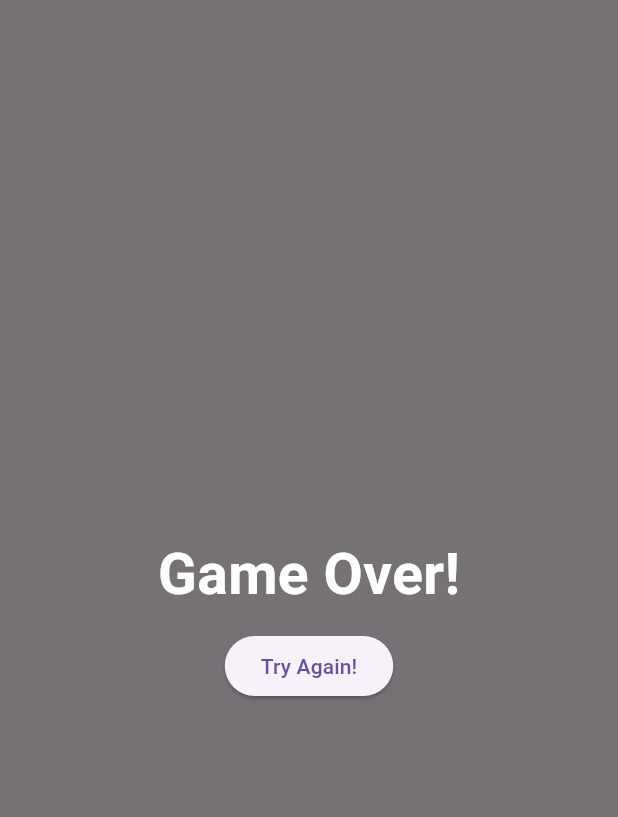
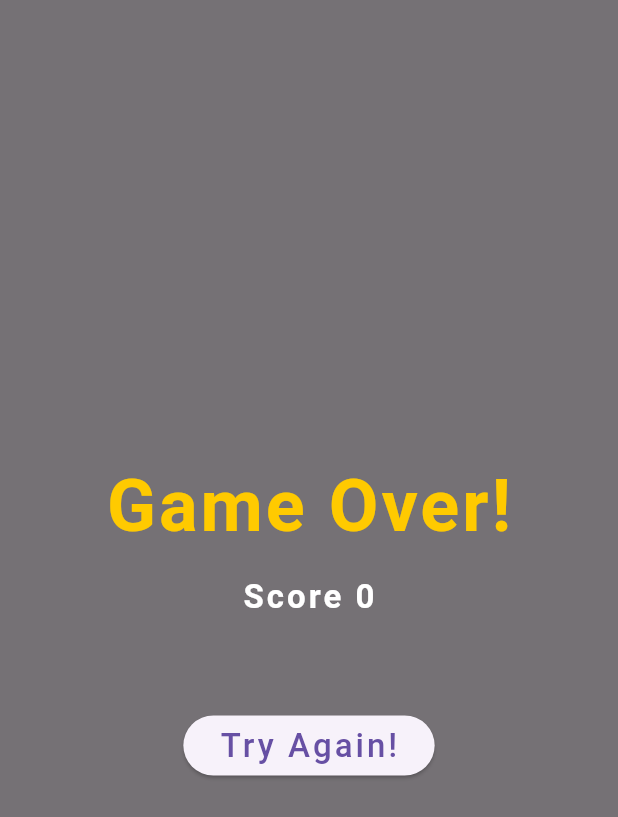
Before and after one commit to Kerron-Hutton/flappy_dash, a Flutter app: the GameOver widget shown alone on an empty page, opened directly, on a phone screen of 412 x 824 dp. Shown: the top 817 px of the screen. Run offline on Flutter 3.47's test engine with Material 3 defaults, Android fonts, the phone set to English and light mode, and no system bars; our stand-ins replace equatable, flutter_animate, flutter_bloc, google_fonts; missing offline and left inert: flame, flame_bloc; Roboto replaces fonts that are missing (Chewy).

Commit message:
cleaned up several files across the project

```diff
--- /dev/null
+++ b/devtools_options.yaml
@@ -0,0 +1,3 @@
+description: This file stores settings for Dart & Flutter DevTools.
+documentation: https://docs.flutter.dev/tools/devtools/extensions#configure-extension-enablement-states
+extensions:
--- a/lib/bloc/game/game_cubit.dart
+++ b/lib/bloc/game/game_cubit.dart
@@ -27,7 +27,7 @@ class GameCubit extends Cubit<GameState> {
 
   void restartGame() {
     emit(state.copyWith(
-      currPlayingState: PlayingState.none,
+      currPlayingState: PlayingState.idle,
       currScore: 0,
     ));
   }
--- a/lib/bloc/game/game_state.dart
+++ b/lib/bloc/game/game_state.dart
@@ -1,10 +1,27 @@
 part of 'game_cubit.dart';
 
-enum PlayingState { none, paused, playing, gameOver }
+enum PlayingState {
+  idle,
+  paused,
+  playing,
+  gameOver;
+
+  bool get isPlaying => this == PlayingState.playing;
+
+  bool get isNotPlaying => !isPlaying;
+
+  bool get isGameOver => this == PlayingState.gameOver;
+
+  bool get isNotGameOver => !isGameOver;
+
+  bool get isIdle => this == PlayingState.idle;
+
+  bool get isPaused => this == PlayingState.paused;
+}
 
 class GameState extends Equatable {
   const GameState({
-    this.currPlayingState = PlayingState.none,
+    this.currPlayingState = PlayingState.idle,
     this.currScore = 0,
   });
 
--- a/lib/components/dash.dart
+++ b/lib/components/dash.dart
@@ -8,7 +8,6 @@ import 'package:flappy_dash/bloc/game/game_cubit.dart';
 import 'package:flappy_dash/components/hidden_coin.dart';
 import 'package:flappy_dash/components/pipe.dart';
 import 'package:flappy_dash/flappy_dash_game.dart';
-import 'package:logger/web.dart';
 
 class Dash extends PositionComponent
     with
@@ -18,7 +17,7 @@ class Dash extends PositionComponent
   Dash()
       : super(
           position: Vector2(0, 0),
-          size: Vector2.all(80),
+          size: Vector2.all(60),
           anchor: Anchor.center,
         );
 
@@ -48,7 +47,7 @@ class Dash extends PositionComponent
   void update(double dt) {
     super.update(dt);
 
-    if (bloc.state.currPlayingState != PlayingState.playing) {
+    if (bloc.state.currPlayingState.isNotPlaying) {
       return;
     }
 
@@ -60,7 +59,7 @@ class Dash extends PositionComponent
   void onCollision(Set<Vector2> intersectionPoints, PositionComponent other) {
     super.onCollision(intersectionPoints, other);
 
-    if (bloc.state.currPlayingState != PlayingState.playing) {
+    if (bloc.state.currPlayingState.isNotPlaying) {
       return;
     }
 
@@ -73,7 +72,7 @@ class Dash extends PositionComponent
   }
 
   void jump() {
-    if (bloc.state.currPlayingState != PlayingState.playing) {
+    if (bloc.state.currPlayingState.isNotPlaying) {
       return;
     }
 
--- a/lib/components/hidden_coin.dart
+++ b/lib/components/hidden_coin.dart
@@ -5,7 +5,7 @@ import 'package:flame/components.dart';
 
 class HiddenCoin extends PositionComponent {
   HiddenCoin({required super.position})
-      : super(size: Vector2.all(24), anchor: Anchor.center);
+      : super(size: Vector2.all(40), anchor: Anchor.center);
 
   @override
   FutureOr<void> onLoad() async {
--- a/lib/components/pipe_pair.dart
+++ b/lib/components/pipe_pair.dart
@@ -29,7 +29,7 @@ class PipePair extends PositionComponent
   void update(double dt) {
     super.update(dt);
 
-    if (bloc.state.currPlayingState == PlayingState.playing) {
+    if (bloc.state.currPlayingState.isPlaying) {
       position.x -= _speed * dt;
     }
   }
--- a/lib/flappy_dash_game.dart
+++ b/lib/flappy_dash_game.dart
@@ -19,10 +19,10 @@ class FlappyDashGame extends FlameGame<FlappyDashWorld>
   FlappyDashGame({required GameCubit this.gameCubit})
       : super(
           world: FlappyDashWorld(),
-          camera: CameraComponent.withFixedResolution(
-            height: 1000,
-            width: 600,
-          ),
+          // camera: CameraComponent.withFixedResolution(
+          //   height: 1000,
+          //   width: 600,
+          // ),
         );
 
   final GameCubit gameCubit;
--- a/lib/main.dart
+++ b/lib/main.dart
@@ -1,9 +1,12 @@
+import 'package:flame/flame.dart';
 import 'package:flappy_dash/bloc/game/game_cubit.dart';
 import 'package:flappy_dash/main_page.dart';
 import 'package:flutter/material.dart';
 import 'package:flutter_bloc/flutter_bloc.dart';
 
 void main() {
+  WidgetsFlutterBinding.ensureInitialized();
+  Flame.device.fullScreen();
   runApp(const MyApp());
 }
 
--- a/lib/widgets/game_over.dart
+++ b/lib/widgets/game_over.dart
@@ -1,5 +1,8 @@
+import 'dart:ui';
+
 import 'package:flutter/material.dart';
 import 'package:flutter_bloc/flutter_bloc.dart';
+import 'package:google_fonts/google_fonts.dart';
 
 import '../bloc/game/game_cubit.dart';
 
@@ -10,7 +13,9 @@ class GameOver extends StatelessWidget {
   Widget build(BuildContext context) {
     return BlocBuilder<GameCubit, GameState>(
       builder: (context, state) {
-        return Container(
+        return BackdropFilter(
+          filter: ImageFilter.blur(sigmaX: 5, sigmaY: 5),
+          child: Container(
             color: Colors.black54,
             child: Center(
               child: Column(
@@ -19,17 +24,35 @@ class GameOver extends StatelessWidget {
                 children: [
                   Text(
                     'Game Over!',
-                  style: TextStyle(
+                    style: GoogleFonts.chewy(
+                      fontWeight: FontWeight.bold,
+                      color: Color(0xFFFFCA00),
+                      letterSpacing: 2,
+                      fontSize: 48,
+                    ),
+                  ),
+                  Text(
+                    'Score ${state.currScore}',
+                    style: GoogleFonts.chewy(
                       fontWeight: FontWeight.bold,
                       color: Colors.white,
-                    fontSize: 38,
+                      letterSpacing: 2,
+                      fontSize: 22,
                     ),
                   ),
+                  const SizedBox(height: 40),
                   ElevatedButton(
                     onPressed: context.read<GameCubit>().restartGame,
-                  child: Text('Try Again!'),
+                    child: Text(
+                      'Try Again!',
+                      style: GoogleFonts.chewy(
+                        letterSpacing: 2,
+                        fontSize: 22,
+                      ),
+                    ),
                   )
                 ],
+              ),
             ),
           ),
         );
--- a/pubspec.yaml
+++ b/pubspec.yaml
@@ -13,7 +13,9 @@ dependencies:
   flame_bloc: ^1.12.4
   flutter:
     sdk: flutter
+  flutter_animate: ^4.5.2
   flutter_bloc: ^8.1.6
+  google_fonts: ^6.2.1
   logger: ^2.5.0
 
 dev_dependencies:
```
Also changed, not shown: lib/components/flappy_root_root_component.dart (+1 -9 lines), lib/components/parallax_background.dart (+4 -3 lines), lib/main_page.dart (+25 -13 lines), lib/widgets/tap_to_play.dart (added, +33 -0 lines), pubspec.lock, 6 other files. Lines whose indentation alone changed are shown as unchanged.
